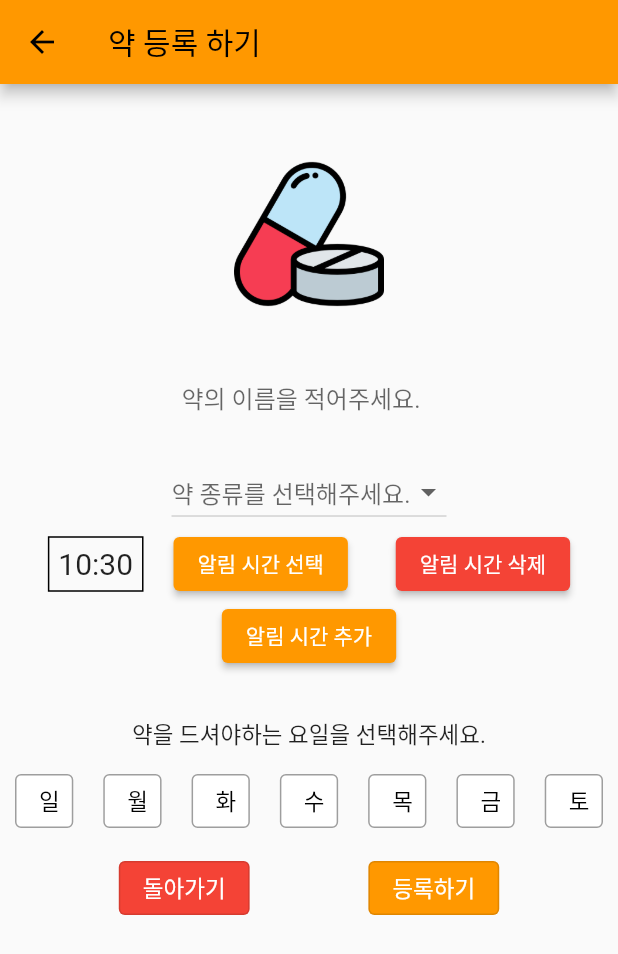
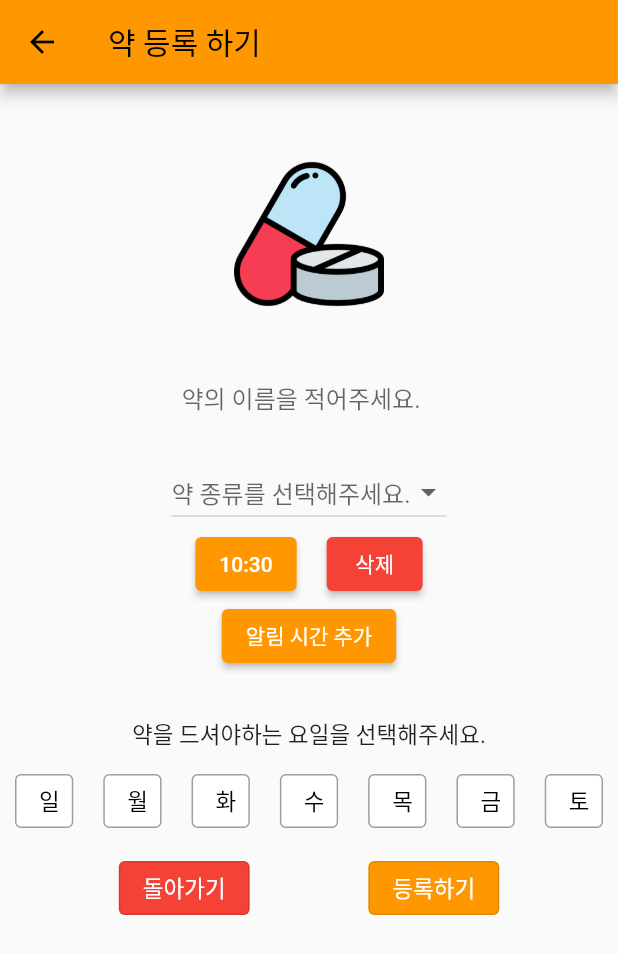
Before and after one commit to LGTM-CNU/Vita-App, a Flutter app: the NewMedicine screen opened by its route, after a tap on "알림 시간 추가", on a phone screen of 412 x 824 dp. Shown: the top 954 px of the screen. Run offline on Flutter 3.47's test engine with Material 2 defaults, Android fonts, the phone set to English and light mode, and no system bars; our stand-ins replace firebase_core, firebase_storage, permission_handler, shared_preferences; missing offline and left inert: audio_session, flutter_sound; accounts and stored records are empty.

Commit message:
feat: 시간 추가 기능 구현

```diff
--- a/lib/Screen/NewMedicine.dart
+++ b/lib/Screen/NewMedicine.dart
@@ -4,10 +4,10 @@ import 'package:vita/Widget/TimePicker.dart';
 
 class NewMedicine extends StatefulWidget {
   @override
-  _NewMedicineState createState() => _NewMedicineState();
+  NewMedicineState createState() => NewMedicineState();
 }
 
-class _NewMedicineState extends State<NewMedicine> {
+class NewMedicineState extends State<NewMedicine> {
   var _selectedMedicineType;
   var _medicineName = '';
   var _randomImg = '';
@@ -104,7 +104,7 @@ class _NewMedicineState extends State<NewMedicine> {
             },
           ),
           for (var i = 0; i < selectedTimeList.length; i++) ...[
-            TimePicker(selectedTime: selectedTimeList[i])
+            TimePicker(selectedTime: selectedTimeList[i], index: i)
           ],
           ElevatedButton(
             onPressed: () {
--- a/lib/Widget/TimePicker.dart
+++ b/lib/Widget/TimePicker.dart
@@ -1,9 +1,13 @@
 import 'package:flutter/material.dart';
+
+import 'package:vita/Screen/NewMedicine.dart';
 
 class TimePicker extends StatefulWidget {
   final selectedTime;
+  final index;
 
-  const TimePicker({super.key, required this.selectedTime});
+  const TimePicker(
+      {super.key, required this.selectedTime, required this.index});
 
   @override
   _TimePickerState createState() => _TimePickerState();
@@ -11,50 +15,51 @@ class TimePicker extends StatefulWidget {
 
 class _TimePickerState extends State<TimePicker> {
   Future<void> _selectTime(BuildContext context) async {
+    NewMedicineState? parentState =
+        context.findAncestorStateOfType<NewMedicineState>();
+
     final TimeOfDay? picked = await showTimePicker(
         context: context, initialTime: widget.selectedTime);
-    if (picked != null && picked != widget.selectedTime) {
-      setState(() {});
+    if (picked != null &&
+        picked != widget.selectedTime &&
+        parentState != null) {
+      parentState.setState(() {
+        parentState.selectedTimeList[widget.index] = picked;
+      });
     }
   }
 
   @override
   Widget build(BuildContext context) {
+    NewMedicineState? parentState =
+        context.findAncestorStateOfType<NewMedicineState>();
     return Row(
       children: [
         const Spacer(),
-        Container(
-          margin: const EdgeInsets.only(right: 20),
-          padding: const EdgeInsets.all(6),
-          decoration: BoxDecoration(
-              border: Border.all(
-            width: 1,
-            color: Colors.black,
-          )),
+        ElevatedButton(
+          onPressed: () => _selectTime(context),
           child: Text(
             "${widget.selectedTime.hour}:${widget.selectedTime.minute}",
-            style: const TextStyle(
-              fontSize: 20,
+            style: const TextStyle(color: Colors.white),
           ),
         ),
-        ),
-        ElevatedButton(
-          onPressed: () => _selectTime(context),
-          child: const Text(
-            "알림 시간 선택",
-            style: TextStyle(color: Colors.white),
-          ),
-        ),
-        const Spacer(),
-        ElevatedButton(
-          onPressed: () => _selectTime(context),
+        Container(
+          padding: const EdgeInsets.only(left: 20),
+          child: ElevatedButton(
+            onPressed: () {
+              if (parentState!.selectedTimeList == null) return;
+              parentState.setState(() {
+                parentState.selectedTimeList.removeAt(widget.index);
+              });
+            },
             style: ElevatedButton.styleFrom(
               backgroundColor: Colors.red,
             ),
             child: const Text(
-            "알림 시간 삭제",
+              "삭제",
               style: TextStyle(
                 color: Colors.white,
+              ),
             ),
           ),
         ),
```
Lines whose indentation alone changed are shown as unchanged.
